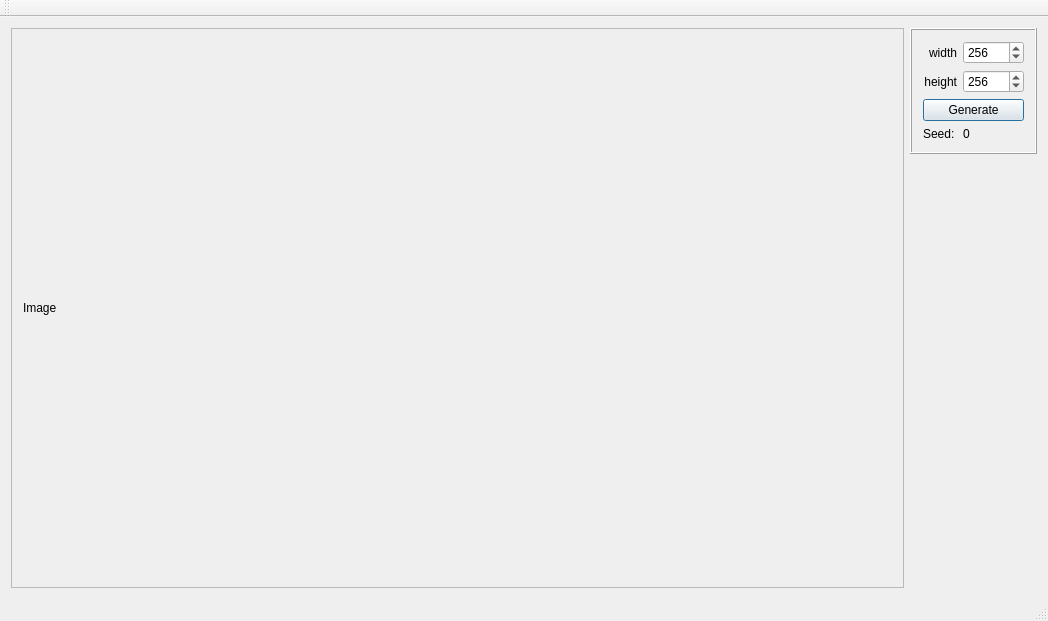
Before: the Qt Designer form ContoursGenerator/ContoursGenerator.ui in nebrosarth/ContoursGenerator, drawn with Qt 5.
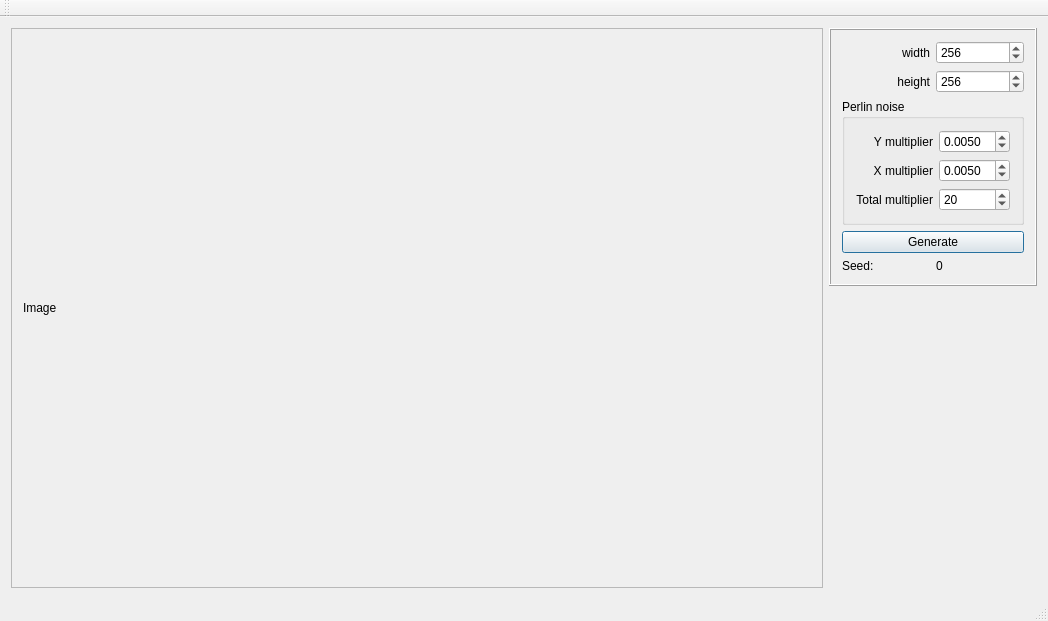
After: the same form once the commit is applied.

Commit message: Add PerlinNoise params to UI

```diff
--- a/ContoursGenerator/ContoursGenerator.ui
+++ b/ContoursGenerator/ContoursGenerator.ui
@@ -27,7 +27,7 @@
           <rect>
            <x>0</x>
            <y>0</y>
-           <width>884</width>
+           <width>798</width>
            <height>530</height>
           </rect>
          </property>
@@ -54,17 +54,7 @@
            <enum>QFrame::Raised</enum>
           </property>
           <layout class="QGridLayout" name="gridLayout_2">
-           <item row="1" column="0">
-            <widget class="QLabel" name="label_2">
-             <property name="text">
-              <string>height</string>
-             </property>
-             <property name="alignment">
-              <set>Qt::AlignRight|Qt::AlignTrailing|Qt::AlignVCenter</set>
-             </property>
-            </widget>
-           </item>
-           <item row="2" column="0" colspan="2">
+           <item row="5" column="0" colspan="2">
             <widget class="QPushButton" name="pushButton_Generate">
              <property name="text">
               <string>Generate</string>
@@ -77,22 +67,6 @@
              </property>
             </widget>
            </item>
-           <item row="0" column="1">
-            <widget class="QSpinBox" name="spinBox_Width">
-             <property name="minimum">
-              <number>1</number>
-             </property>
-             <property name="maximum">
-              <number>10000</number>
-             </property>
-             <property name="stepType">
-              <enum>QAbstractSpinBox::AdaptiveDecimalStepType</enum>
-             </property>
-             <property name="value">
-              <number>256</number>
-             </property>
-            </widget>
-           </item>
            <item row="0" column="0">
             <widget class="QLabel" name="label">
              <property name="text">
@@ -103,6 +77,29 @@
              </property>
             </widget>
            </item>
+           <item row="0" column="1">
+            <widget class="QSpinBox" name="spinBox_Width">
+             <property name="minimum">
+              <number>1</number>
+             </property>
+             <property name="maximum">
+              <number>10000</number>
+             </property>
+             <property name="stepType">
+              <enum>QAbstractSpinBox::AdaptiveDecimalStepType</enum>
+             </property>
+             <property name="value">
+              <number>256</number>
+             </property>
+            </widget>
+           </item>
+           <item row="6" column="1">
+            <widget class="QLabel" name="label_Seed">
+             <property name="text">
+              <string>0</string>
+             </property>
+            </widget>
+           </item>
            <item row="1" column="1">
             <widget class="QSpinBox" name="spinBox_Height">
              <property name="minimum">
@@ -119,18 +116,93 @@
              </property>
             </widget>
            </item>
-           <item row="3" column="0">
+           <item row="1" column="0">
+            <widget class="QLabel" name="label_2">
+             <property name="text">
+              <string>height</string>
+             </property>
+             <property name="alignment">
+              <set>Qt::AlignRight|Qt::AlignTrailing|Qt::AlignVCenter</set>
+             </property>
+            </widget>
+           </item>
+           <item row="6" column="0">
             <widget class="QLabel" name="label_3">
              <property name="text">
               <string>Seed:</string>
              </property>
             </widget>
            </item>
-           <item row="3" column="1">
-            <widget class="QLabel" name="label_Seed">
-             <property name="text">
-              <string>0</string>
+           <item row="2" column="0" colspan="2">
+            <widget class="QGroupBox" name="groupBox">
+             <property name="title">
+              <string>Perlin noise</string>
              </property>
+             <layout class="QGridLayout" name="gridLayout_4">
+              <item row="2" column="1">
+               <widget class="QDoubleSpinBox" name="doubleSpinBox_Ymul">
+                <property name="decimals">
+                 <number>4</number>
+                </property>
+                <property name="singleStep">
+                 <double>0.000100000000000</double>
+                </property>
+                <property name="value">
+                 <double>0.005000000000000</double>
+                </property>
+               </widget>
+              </item>
+              <item row="3" column="1">
+               <widget class="QSpinBox" name="spinBox_mul">
+                <property name="value">
+                 <number>20</number>
+                </property>
+               </widget>
+              </item>
+              <item row="0" column="1">
+               <widget class="QDoubleSpinBox" name="doubleSpinBox_Xmul">
+                <property name="decimals">
+                 <number>4</number>
+                </property>
+                <property name="singleStep">
+                 <double>0.000100000000000</double>
+                </property>
+                <property name="value">
+                 <double>0.005000000000000</double>
+                </property>
+               </widget>
+              </item>
+              <item row="0" column="0">
+               <widget class="QLabel" name="label_4">
+                <property name="text">
+                 <string>Y multiplier</string>
+                </property>
+                <property name="alignment">
+                 <set>Qt::AlignRight|Qt::AlignTrailing|Qt::AlignVCenter</set>
+                </property>
+               </widget>
+              </item>
+              <item row="2" column="0">
+               <widget class="QLabel" name="label_5">
+                <property name="text">
+                 <string>X multiplier</string>
+                </property>
+                <property name="alignment">
+                 <set>Qt::AlignRight|Qt::AlignTrailing|Qt::AlignVCenter</set>
+                </property>
+               </widget>
+              </item>
+              <item row="3" column="0">
+               <widget class="QLabel" name="label_6">
+                <property name="text">
+                 <string>Total multiplier</string>
+                </property>
+                <property name="alignment">
+                 <set>Qt::AlignRight|Qt::AlignTrailing|Qt::AlignVCenter</set>
+                </property>
+               </widget>
+              </item>
+             </layout>
             </widget>
            </item>
           </layout>
```
The commit also changes 3 other files.
